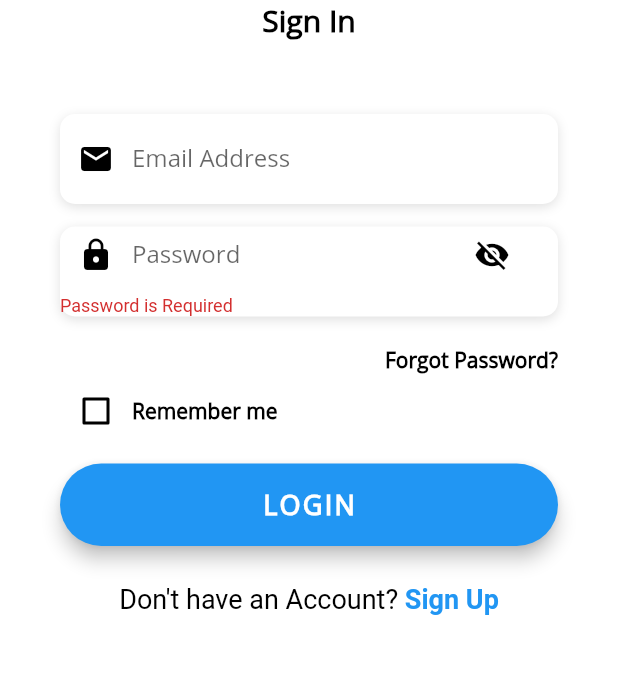
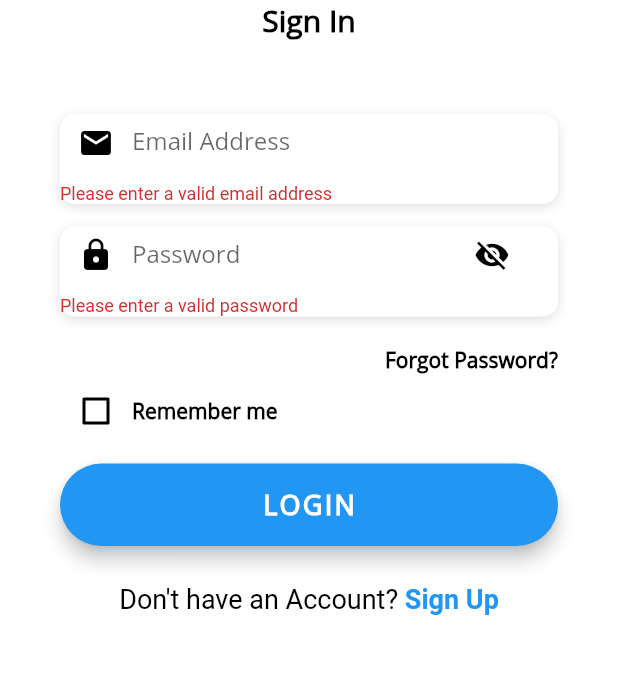
Before and after one commit to chado876/Animal-Tracker, a Flutter app: the screen it shows after launch, after a tap on "LOGIN", on a phone screen of 412 x 824 dp, the part 450-1124 px from its top. Run offline on Flutter 3.47's test engine with Material 2 defaults, Android fonts, the phone set to English and light mode, and no system bars; our stand-ins replace cached_network_image, cloud_firestore, curved_navigation_bar, firebase_auth, firebase_core, firebase_storage and 8 more; missing offline and left inert: emojis; accounts and stored records are empty.

Commit message:
more form validation

```diff
--- a/lib/screens/login_screen.dart
+++ b/lib/screens/login_screen.dart
@@ -81,8 +81,10 @@ class _LoginScreenState extends State<LoginCard> {
   Map<String, String> _authData = {
     'email': '',
     'password': '',
+    'confirmationPassword': ''
   };
-
+  final TextEditingController _pass = TextEditingController();
+  final TextEditingController _confirmPass = TextEditingController();
   final _passwordController = TextEditingController();
 
   void _toggle() {
@@ -177,6 +179,8 @@ class _LoginScreenState extends State<LoginCard> {
   Future<void> _submitV2() async {
     _loginBtnDisabled = true;
 
+    final isValid = _formKey.currentState.validate();
+
     if (!_formKey.currentState.validate()) {
       // Invalid!
       return;
@@ -251,12 +255,12 @@ class _LoginScreenState extends State<LoginCard> {
           decoration: BoxDecorationStyle,
           height: 60.0,
           child: TextFormField(
-            // validator: (value) {
-            //   if (value.isEmpty) {
-            //     return 'Email Address is Required';
-            //   }
-            //   return null;
-            // },
+            validator: (value) {
+              if (value.isEmpty || !value.contains('@')) {
+                return 'Please enter a valid email address';
+              }
+              return null;
+            },
             keyboardType: TextInputType.emailAddress,
             style: TextStyle(
               color: Colors.black,
@@ -297,9 +301,10 @@ class _LoginScreenState extends State<LoginCard> {
           decoration: BoxDecorationStyle,
           height: 60.0,
           child: TextFormField(
+            controller: _pass,
             validator: (value) {
-              if (value.isEmpty) {
-                return 'Password is Required';
+              if (value.isEmpty || value.length < 6) {
+                return 'Please enter a valid password';
               }
               return null;
             },
@@ -370,8 +375,14 @@ class _LoginScreenState extends State<LoginCard> {
               labelText: 'Confirmation Password',
               hintStyle: kHintTextStyle,
             ),
+            validator: (value) {
+              if (value.isEmpty)
+                return 'Please enter your confirmation password';
+              if (value != _pass.text) return 'Passwords do not match';
+              return null;
+            },
             onSaved: (value) {
-              _authData['password'] = value;
+              _authData['confirmationPassword'] = value;
             },
           ),
         ),
```
